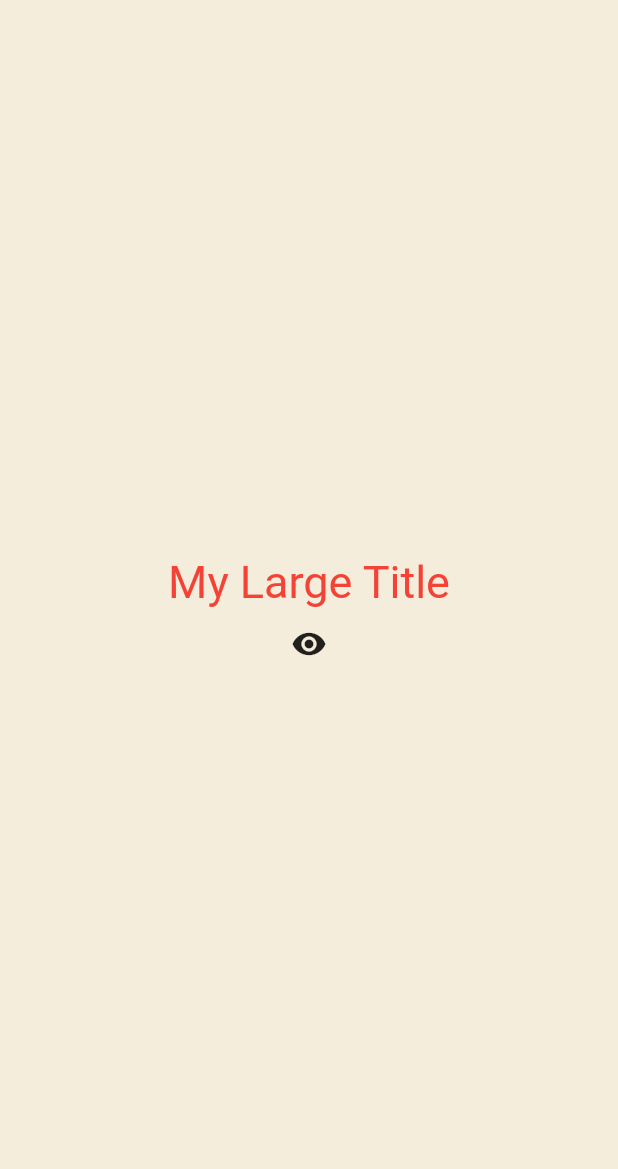
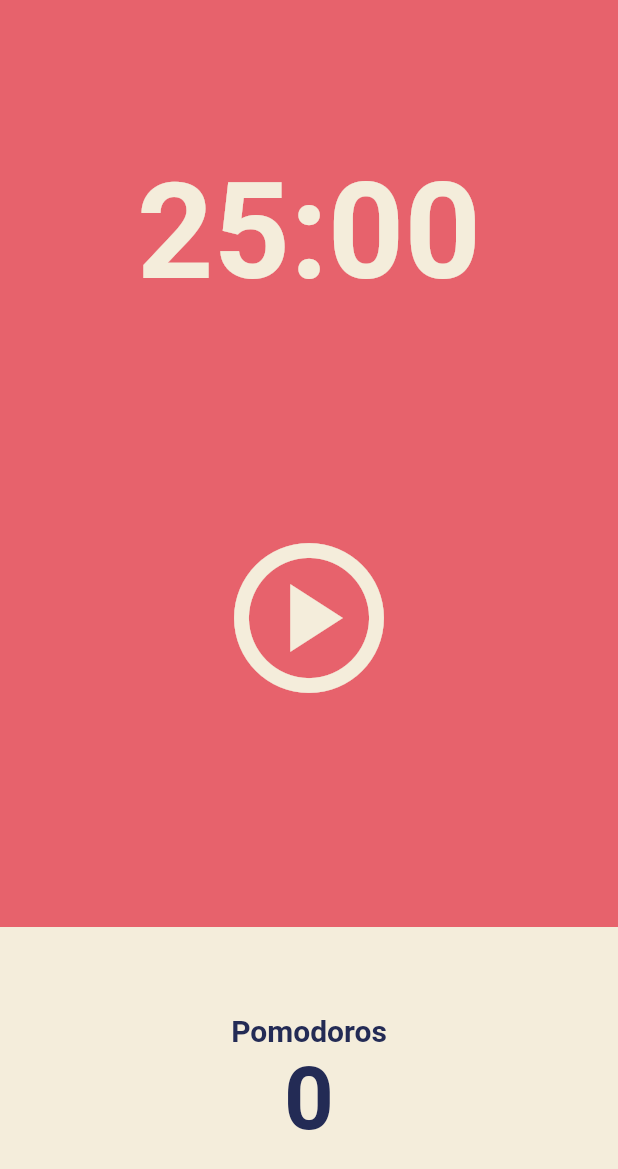
Before and after one commit to gonnabea/flutter-mini, a Flutter app: the screen it shows after launch, on a phone screen of 412 x 824 dp. Shown: the top 1169 px of the screen. Run offline on Flutter 3.47's test engine with Material 2 defaults, Android fonts, the phone set to English and light mode, and no system bars.

Commit message:
[ADD] #5 POMODORO APP

```diff
--- a/lib/main.dart
+++ b/lib/main.dart
@@ -140,95 +140,124 @@
 //   }
 // }
 
+// import 'package:flutter/material.dart';
+
+// void main() {
+//   runApp(const MyWidget());
+// }
+
+// class MyWidget extends StatefulWidget {
+//   const MyWidget({super.key});
+
+//   @override
+//   State<MyWidget> createState() => _MyWidgetState();
+// }
+
+// class _MyWidgetState extends State<MyWidget> {
+//   List<int> numbers = [];
+
+//   void onClicked() {
+//     setState(() {
+//       numbers.add(numbers.length);
+//       print(numbers);
+//     });
+//   }
+
+//   bool showTitle = true;
+
+//   void toggleTitle() {
+//     setState(() {
+//       showTitle = !showTitle;
+//     });
+//   }
+
+//   @override
+//   Widget build(BuildContext context) {
+//     return MaterialApp(
+//         theme: ThemeData(
+//           backgroundColor: const Color(0xFFE7626C),
+//           textTheme: const TextTheme(
+//             headline1: TextStyle(
+//               color: Color(0xFF232B55),
+//             ),
+//           ),
+//           cardColor: const Color(0xFFF4EDDB),
+//         ),
+//         home: Scaffold(
+//             backgroundColor: const Color(0xFFF4EDDB),
+//             body: Center(
+//               child: Column(
+//                   mainAxisAlignment: MainAxisAlignment.center,
+//                   children: [
+//                     showTitle ? const MyLargeTitle() : const Text('nothing'),
+//                     IconButton(
+//                         onPressed: toggleTitle,
+//                         icon: const Icon(Icons.remove_red_eye))
+//                   ]),
+//             )));
+//   }
+// }
+
+// class MyLargeTitle extends StatefulWidget {
+//   const MyLargeTitle({
+//     Key? key,
+//   }) : super(key: key);
+
+//   @override
+//   State<MyLargeTitle> createState() => _MyLargeTitleState();
+// }
+
+// class _MyLargeTitleState extends State<MyLargeTitle> {
+//   int count = 0;
+
+//   @override
+//   void initState() {
+//     // TODO: implement initState
+//     super.initState();
+//     print('initState!');
+//   }
+
+//   @override
+//   void dispose() {
+//     // TODO: implement dispose
+//     super.dispose();
+//     print("dispose!");
+//   }
+
+//   @override
+//   Widget build(BuildContext context) {
+//     print('build!');
+//     return Text('My Large Title',
+//         style: TextStyle(
+//           fontSize: 30,
+//           color: Theme.of(context).textTheme.titleLarge?.color,
+//         ));
+//   }
+// }
+
+////////////////////////// POMODORO APP /////////////////////////////////
+
 import 'package:flutter/material.dart';
+import 'package:toonflix/screens/home_screen.dart';
 
 void main() {
-  runApp(const MyWidget());
+  runApp(App());
 }
 
-class MyWidget extends StatefulWidget {
-  const MyWidget({super.key});
-
-  @override
-  State<MyWidget> createState() => _MyWidgetState();
-}
-
-class _MyWidgetState extends State<MyWidget> {
-  List<int> numbers = [];
-
-  void onClicked() {
-    setState(() {
-      numbers.add(numbers.length);
-      print(numbers);
-    });
-  }
-
-  bool showTitle = true;
-
-  void toggleTitle() {
-    setState(() {
-      showTitle = !showTitle;
-    });
-  }
-
+class App extends StatelessWidget {
   @override
   Widget build(BuildContext context) {
     return MaterialApp(
-        theme: ThemeData(
-          textTheme: const TextTheme(
-            titleLarge: TextStyle(
-              color: Colors.red,
-            ),
+      theme: ThemeData(
+        backgroundColor: const Color(0xFFE7626C),
+        textTheme: const TextTheme(
+          headline1: TextStyle(
+            color: Color(0xFF232B55),
           ),
         ),
-        home: Scaffold(
-            backgroundColor: const Color(0xFFF4EDDB),
-            body: Center(
-              child: Column(
-                  mainAxisAlignment: MainAxisAlignment.center,
-                  children: [
-                    showTitle ? const MyLargeTitle() : const Text('nothing'),
-                    IconButton(
-                        onPressed: toggleTitle,
-                        icon: const Icon(Icons.remove_red_eye))
-                  ]),
-            )));
+        cardColor: const Color(0xFFF4EDDB),
+      ),
+      home: const HomeScreen(),
+    );
   }
 }
-
-class MyLargeTitle extends StatefulWidget {
-  const MyLargeTitle({
-    Key? key,
-  }) : super(key: key);
-
-  @override
-  State<MyLargeTitle> createState() => _MyLargeTitleState();
-}
-
-class _MyLargeTitleState extends State<MyLargeTitle> {
-  int count = 0;
-
-  @override
-  void initState() {
-    // TODO: implement initState
-    super.initState();
-    print('initState!');
-  }
-
-  @override
-  void dispose() {
-    // TODO: implement dispose
-    super.dispose();
-    print("dispose!");
-  }
-
-  @override
-  Widget build(BuildContext context) {
-    print('build!');
-    return Text('My Large Title',
-        style: TextStyle(
-          fontSize: 30,
-          color: Theme.of(context).textTheme.titleLarge?.color,
-        ));
-  }
-}
--- /dev/null
+++ b/lib/screens/home_screen.dart
@@ -0,0 +1,73 @@
+import 'package:flutter/material.dart';
+
+class HomeScreen extends StatefulWidget {
+  const HomeScreen({super.key});
+
+  @override
+  State<HomeScreen> createState() => _HomeScreenState();
+}
+
+class _HomeScreenState extends State<HomeScreen> {
+  @override
+  Widget build(BuildContext context) {
+    return Scaffold(
+      backgroundColor: Theme.of(context).backgroundColor,
+      body: Column(children: [
+        Flexible(
+            flex: 1,
+            child: Container(
+              alignment: Alignment.bottomCenter,
+              child: Text('25:00',
+                  style: TextStyle(
+                      color: Theme.of(context).cardColor,
+                      fontSize: 89,
+                      fontWeight: FontWeight.w600)),
+            )),
+        Flexible(
+            flex: 2,
+            child: Center(
+              child: IconButton(
+                iconSize: 120,
+                color: Theme.of(context).cardColor,
+                onPressed: () {},
+                icon: const Icon(Icons.play_circle_outlined),
+              ),
+            )),
+        Flexible(
+            flex: 1,
+            child: Row(
+              children: [
+                Expanded(
+                  child: Container(
+                      decoration:
+                          BoxDecoration(color: Theme.of(context).cardColor),
+                      child: Column(
+                        mainAxisAlignment: MainAxisAlignment.center,
+                        children: [
+                          Text('Pomodoros',
+                              style: TextStyle(
+                                fontSize: 20,
+                                fontWeight: FontWeight.w600,
+                                color: Theme.of(context)
+                                    .textTheme
+                                    .headline1!
+                                    .color,
+                              )),
+                          Text('0',
+                              style: TextStyle(
+                                fontSize: 58,
+                                fontWeight: FontWeight.w600,
+                                color: Theme.of(context)
+                                    .textTheme
+                                    .headline1!
+                                    .color,
+                              ))
+                        ],
+                      )),
+                ),
+              ],
+            ))
+      ]),
+    );
+  }
+}
--- a/lib/widgets/currency_card.dart
+++ b/lib/widgets/currency_card.dart
@@ -5,8 +5,6 @@ class CurrencyCard extends StatelessWidget {
   final IconData icon;
   final bool isInverted;
   final List<double> offset;
-
-  final _blackColor = const Color(0xFF1F2123);
 
   const CurrencyCard({
     super.key,
@@ -17,6 +15,8 @@ class CurrencyCard extends StatelessWidget {
     required this.isInverted,
     required this.offset,
   });
+
+  final _blackColor = const Color(0xFF1F2123);
 
   @override
   Widget build(BuildContext context) {
```
Also changed, not shown: 1 other file.
